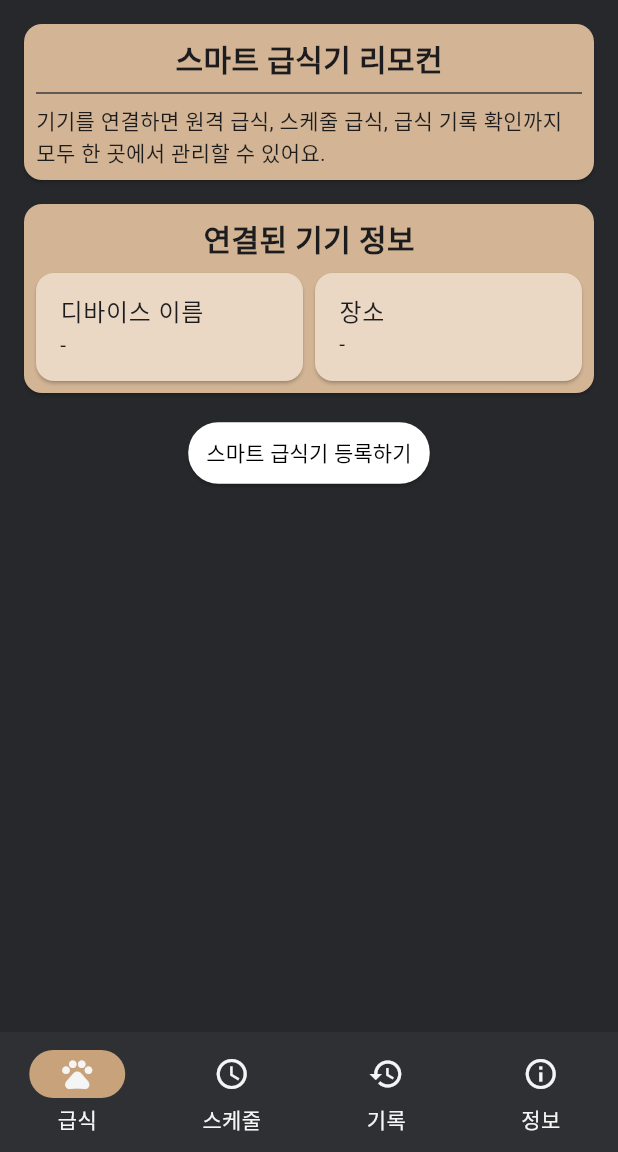
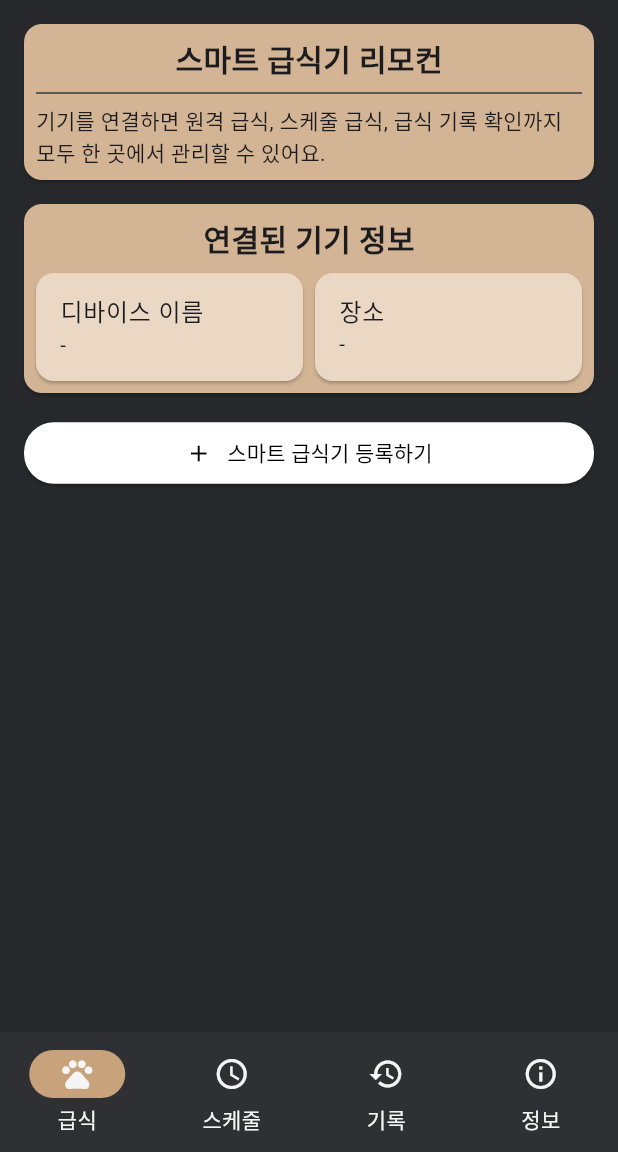
Before and after one commit to niw5924/smart-feeder-remote, a Flutter app: the FeedScreen screen opened by its route, on a phone screen of 412 x 824 dp, the part 84-1236 px from its top. Run offline on Flutter 3.47's test engine with Material 3 defaults, Android fonts, the phone set to English and light mode, and no system bars; drawn by our look-alikes of loader_overlay; our stand-ins replace device_info_plus, dio, firebase_auth, firebase_core, flutter_dotenv, flutter_phoenix and 9 more; missing offline and left inert: wifi_iot; accounts and stored records are empty; generated files the repository leaves out were written again.

Commit message:
chore: 스마트 급식기 등록버튼 아이콘텍스트버튼으로 대체

```diff
--- a/lib/screens/feed/feed_screen.dart
+++ b/lib/screens/feed/feed_screen.dart
@@ -6,7 +6,7 @@ import 'package:loader_overlay/loader_overlay.dart';
 import '../../theme/app_colors.dart';
 import '../../services/wifi/wifi_connector.dart';
 import '../../utils/log_utils.dart';
-import '../../widgets/buttons/app_text_button.dart';
+import '../../widgets/buttons/app_icon_text_button.dart';
 import '../../widgets/list_tiles/app_list_tile.dart';
 import '../../widgets/cards/app_card.dart';
 import '../../providers/device/primary_device_provider.dart';
@@ -94,7 +94,9 @@ class FeedScreen extends ConsumerWidget {
             ),
           ),
           const SizedBox(height: 16),
-          AppTextButton(
+          AppIconTextButton(
+            width: double.infinity,
+            icon: const Icon(Icons.add),
             label: '스마트 급식기 등록하기',
             onPressed: () async {
               context.loaderOverlay.show();
```
